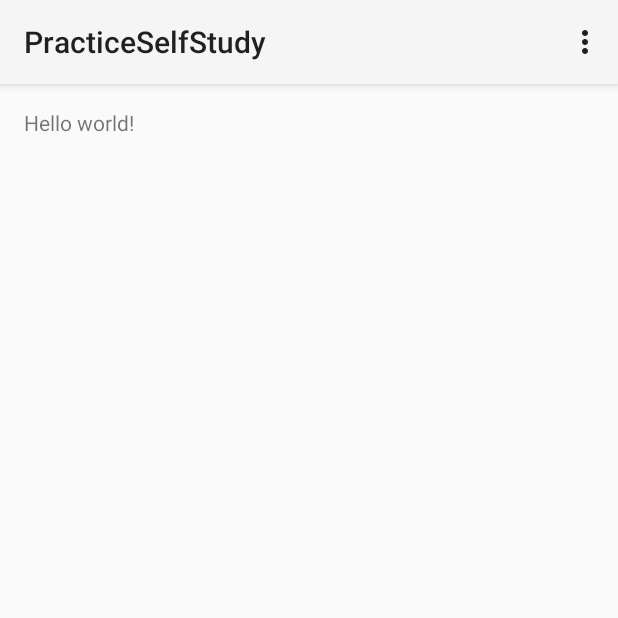
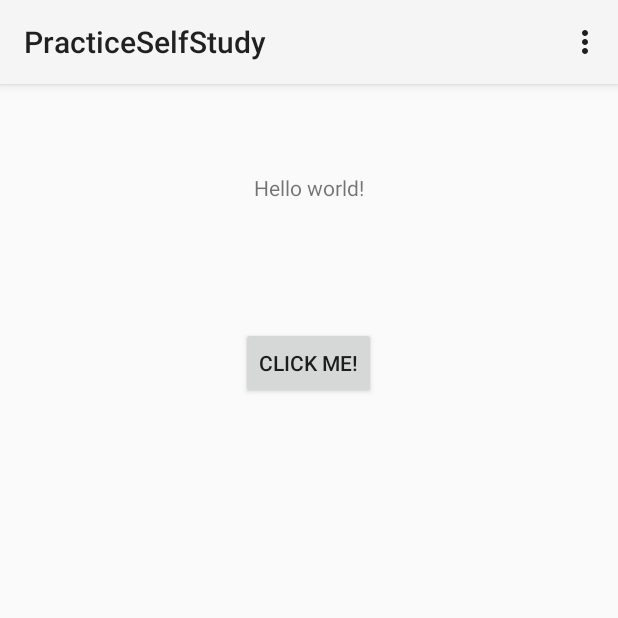
Before and after one commit to s113428/PracticeSelfStudy, an Android app: the screen it shows after launch (MainActivity), on a phone screen of 412 x 824 dp, the top half of it. Run offline under Robolectric (Android 15) with nearby library versions, the phone set to English and light mode, and no system bars.

Commit message:
Output Log on branch of TEST01

```diff
--- a/app/src/main/java/com/test/practiceselfstudy/MainActivity.java
+++ b/app/src/main/java/com/test/practiceselfstudy/MainActivity.java
@@ -2,8 +2,10 @@ package com.test.practiceselfstudy;
 
 import android.app.Activity;
 import android.os.Bundle;
+import android.util.Log;
 import android.view.Menu;
 import android.view.MenuItem;
+import android.view.View;
 
 
 public class MainActivity extends Activity {
@@ -14,6 +16,9 @@ public class MainActivity extends Activity {
         setContentView(R.layout.activity_main);
     }
 
+    public void changeLabel(View view) {
+        for(int i=0; i<5; i++) Log.v("TEST", "Clicked"+i );
+    }
 
     @Override
     public boolean onCreateOptionsMenu(Menu menu) {
--- a/app/src/main/res/layout/activity_main.xml
+++ b/app/src/main/res/layout/activity_main.xml
@@ -6,6 +6,20 @@
     android:paddingBottom="@dimen/activity_vertical_margin" tools:context=".MainActivity">
 
     <TextView android:text="@string/hello_world" android:layout_width="wrap_content"
-        android:layout_height="wrap_content" />
+        android:layout_height="wrap_content"
+        android:id="@+id/myLabel01"
+        android:layout_alignParentTop="true"
+        android:layout_centerHorizontal="true"
+        android:layout_marginTop="43dp" />
+
+    <Button
+        android:layout_width="wrap_content"
+        android:layout_height="wrap_content"
+        android:text="Click Me!"
+        android:id="@+id/myButton"
+        android:layout_below="@+id/myLabel01"
+        android:layout_centerHorizontal="true"
+        android:layout_marginTop="83dp"
+        android:onClick="changeLabel" />
 
 </RelativeLayout>
```
Also changed, not shown: 1 other file.
